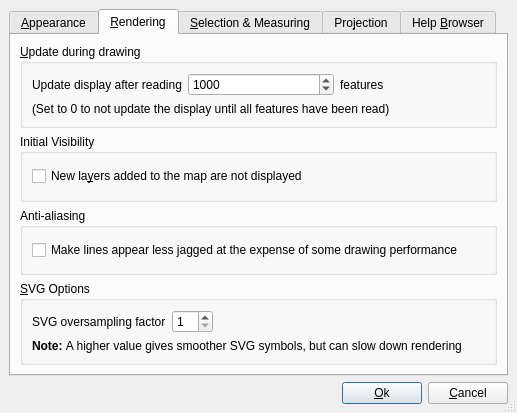
Qt form src/ui/qgsoptionsbase.ui (qgis/QGIS) before a commit.
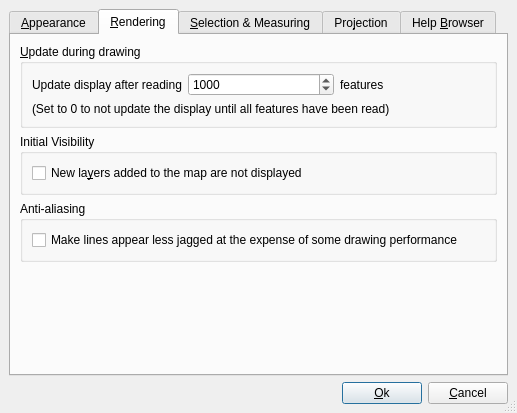
The same form after that commit. The open tabs and pages were chosen to show the change. Icons and pictures are not drawn.

Commit message: Remove all use of oversampling Enable antialiasing for marker symbols Show larger marker previews in vector props marker combo NOTE: There is still an issue with markes being placed at incorrect offset that I need to resolve.

Diff of the .ui file:
```diff
--- a/src/ui/qgsoptionsbase.ui
+++ b/src/ui/qgsoptionsbase.ui
@@ -210,9 +210,22 @@
         <number>6</number>
        </property>
        <item row="3" column="0" >
-        <widget class="QGroupBox" name="groupBox_3" >
+        <spacer>
+         <property name="orientation" >
+          <enum>Qt::Vertical</enum>
+         </property>
+         <property name="sizeHint" >
+          <size>
+           <width>20</width>
+           <height>40</height>
+          </size>
+         </property>
+        </spacer>
+       </item>
+       <item row="2" column="0" >
+        <widget class="QGroupBox" name="groupBox_8" >
          <property name="title" >
-          <string>&amp;SVG Options</string>
+          <string>Anti-aliasing</string>
          </property>
          <layout class="QGridLayout" >
           <property name="margin" >
@@ -221,46 +234,32 @@
           <property name="spacing" >
            <number>6</number>
           </property>
-          <item row="0" column="2" >
-           <spacer>
-            <property name="orientation" >
-             <enum>Qt::Horizontal</enum>
-            </property>
-            <property name="sizeType" >
-             <enum>QSizePolicy::Expanding</enum>
-            </property>
-            <property name="sizeHint" >
-             <size>
-              <width>180</width>
-              <height>20</height>
-             </size>
-            </property>
-           </spacer>
-          </item>
-          <item row="1" column="0" colspan="3" >
-           <widget class="QLabel" name="textLabel1_5_2" >
+          <item row="0" column="0" >
+           <widget class="QCheckBox" name="chkAntiAliasing" >
             <property name="text" >
-             <string>&lt;b>Note: &lt;/b>A higher value gives smoother SVG symbols, but can slow down rendering</string>
+             <string>Make lines appear less jagged at the expense of some drawing performance</string>
             </property>
-            <property name="alignment" >
-             <set>Qt::AlignVCenter</set>
-            </property>
-            <property name="wordWrap" >
-             <bool>true</bool>
-            </property>
            </widget>
           </item>
-          <item row="0" column="1" >
-           <widget class="QSpinBox" name="spbSVGOversampling" >
-            <property name="minimum" >
-             <number>1</number>
-            </property>
-           </widget>
-          </item>
+         </layout>
+        </widget>
+       </item>
+       <item row="1" column="0" >
+        <widget class="QGroupBox" name="groupBox_4" >
+         <property name="title" >
+          <string>Initial Visibility</string>
+         </property>
+         <layout class="QGridLayout" >
+          <property name="margin" >
+           <number>9</number>
+          </property>
+          <property name="spacing" >
+           <number>6</number>
+          </property>
           <item row="0" column="0" >
-           <widget class="QLabel" name="textLabel1_7" >
+           <widget class="QCheckBox" name="chkAddedVisibility" >
             <property name="text" >
-             <string>SVG oversampling factor</string>
+             <string>New la&amp;yers added to the map are not displayed</string>
             </property>
            </widget>
           </item>
@@ -316,50 +315,6 @@
          </layout>
         </widget>
        </item>
-       <item row="1" column="0" >
-        <widget class="QGroupBox" name="groupBox_4" >
-         <property name="title" >
-          <string>Initial Visibility</string>
-         </property>
-         <layout class="QGridLayout" >
-          <property name="margin" >
-           <number>9</number>
-          </property>
-          <property name="spacing" >
-           <number>6</number>
-          </property>
-          <item row="0" column="0" >
-           <widget class="QCheckBox" name="chkAddedVisibility" >
-            <property name="text" >
-             <string>New la&amp;yers added to the map are not displayed</string>
-            </property>
-           </widget>
-          </item>
-         </layout>
-        </widget>
-       </item>
-       <item row="2" column="0" >
-        <widget class="QGroupBox" name="groupBox_8" >
-         <property name="title" >
-          <string>Anti-aliasing</string>
-         </property>
-         <layout class="QGridLayout" >
-          <property name="margin" >
-           <number>9</number>
-          </property>
-          <property name="spacing" >
-           <number>6</number>
-          </property>
-          <item row="0" column="0" >
-           <widget class="QCheckBox" name="chkAntiAliasing" >
-            <property name="text" >
-             <string>Make lines appear less jagged at the expense of some drawing performance</string>
-            </property>
-           </widget>
-          </item>
-         </layout>
-        </widget>
-       </item>
       </layout>
      </widget>
      <widget class="QWidget" name="tabMap" >
```
The commit also changes 20 other files.
